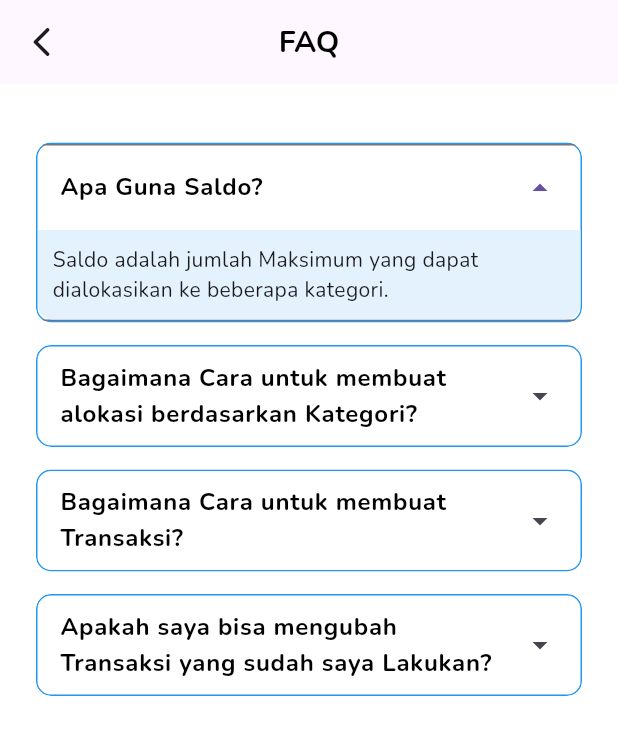
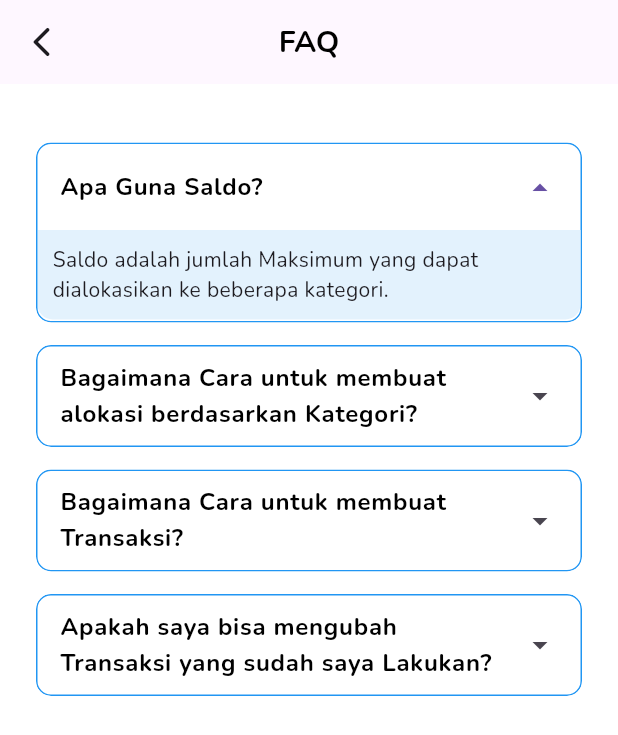
Before and after one commit to Reza1290/budgetin-app, a Flutter app: the FaqPage screen opened directly, after a tap on "Apa Guna Saldo?", on a phone screen of 412 x 824 dp. Shown: the top 735 px of the screen. Run offline on Flutter 3.47's test engine with Material 3 defaults, Android fonts, the phone set to English and light mode, and no system bars; our stand-ins replace calendar_date_picker2, drift, dropdown_button2, fl_chart, flutter_slidable, flutter_svg and 3 more; missing offline and left inert: syncfusion_flutter_xlsio; accounts and stored records are empty; generated files the repository leaves out were written again; project files that could hold a hidden picture were left out.

Commit message:
faq revised overflowes devider

```diff
--- a/lib/widgets/faq/faq_content.dart
+++ b/lib/widgets/faq/faq_content.dart
@@ -23,6 +23,10 @@ class _FaqContentState extends State<FaqContent> {
           borderRadius: BorderRadius.circular(10),
           color: Colors.white,
         ),
+        child: Theme(
+          data: Theme.of(context).copyWith(
+            dividerColor: Colors.transparent,
+          ),
           child: ExpansionTile(
             tilePadding: const EdgeInsets.symmetric(horizontal: 15),
             title: Text(
@@ -32,21 +36,6 @@ class _FaqContentState extends State<FaqContent> {
                 color: Colors.black,
               ),
             ),
-          children: [
-            Container(
-              padding: const EdgeInsets.all(10),
-              decoration: BoxDecoration(
-                color: Colors.blue[50],
-                borderRadius: BorderRadius.only(
-                  bottomLeft:
-                      Radius.circular(10), // Melengkungkan sudut bawah kiri
-                  bottomRight:
-                      Radius.circular(10), // Melengkungkan sudut bawah kanan
-                ),
-              ),
-              child: Text(widget.answer),
-            ),
-          ],
             onExpansionChanged: (expanded) {
               setState(() {
                 _expanded = expanded;
@@ -55,6 +44,20 @@ class _FaqContentState extends State<FaqContent> {
             trailing: _expanded
                 ? const Icon(Icons.arrow_drop_up)
                 : const Icon(Icons.arrow_drop_down),
+            children: [
+              Container(
+                padding: const EdgeInsets.all(10),
+                decoration: BoxDecoration(
+                  color: Colors.blue[50],
+                  borderRadius: const BorderRadius.only(
+                    bottomLeft: Radius.circular(10),
+                    bottomRight: Radius.circular(10),
+                  ),
+                ),
+                child: Text(widget.answer),
+              ),
+            ],
+          ),
         ),
       ),
     );
```
Also changed, not shown: lib/screens/faq_page.dart (+0 -12 lines). Lines whose indentation alone changed are shown as unchanged.
